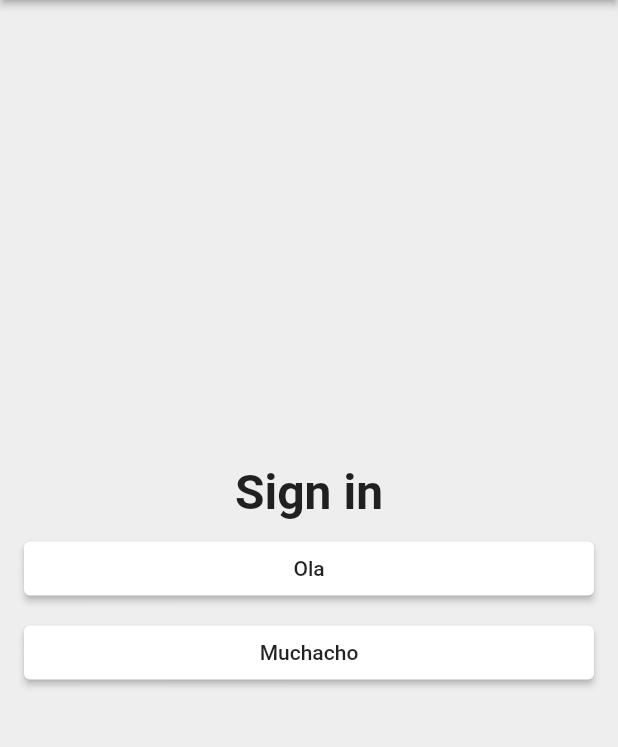
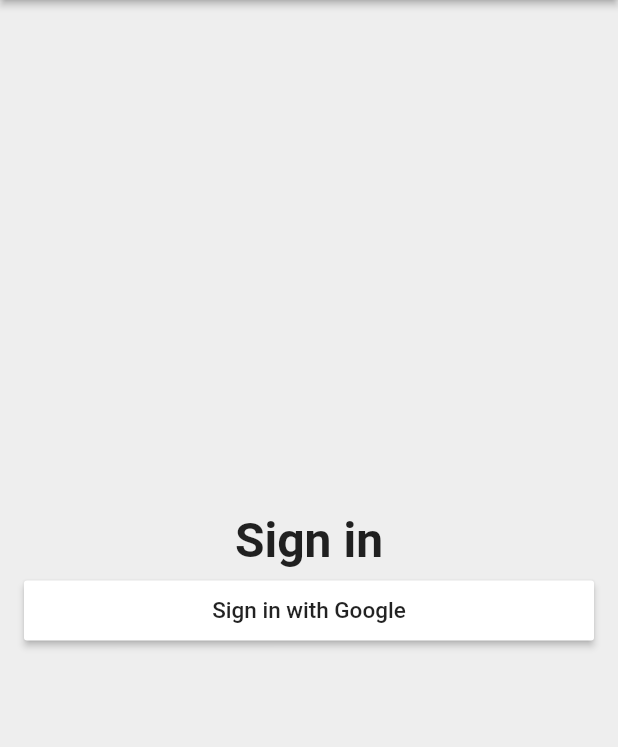
Before and after one commit to anhle1476/flutter-time-tracker, a Flutter app: the screen it shows after launch, on a phone screen of 412 x 824 dp, the part 84-831 px from its top. Run offline on Flutter 3.47's test engine with Material 2 defaults, Android fonts, the phone set to English and light mode, and no system bars.

Commit message:
extract sign-in button to new widget

```diff
--- /dev/null
+++ b/lib/app/sign_in/sign_in_button.dart
@@ -0,0 +1,22 @@
+import 'package:flutter/material.dart';
+import 'package:time_tracker_flutter_course/common_widgets/custom_raised_button.dart';
+
+class SignInButton extends CustomRaisedButton {
+  SignInButton({
+    Key? key,
+    required final String text,
+    required VoidCallback onPressed,
+    Color backgroundColor = Colors.white,
+    Color textColor = Colors.black87,
+  }) : super(
+          key: key,
+          child: Text(
+            text,
+            style: TextStyle(color: textColor, fontSize: 15),
+          ),
+          onPressed: onPressed,
+          backgroundColor: backgroundColor,
+          borderRadius: 2.0,
+          height: 40,
+        );
+}
--- a/lib/app/sign_in/sign_in_page.dart
+++ b/lib/app/sign_in/sign_in_page.dart
@@ -1,4 +1,5 @@
 import 'package:flutter/material.dart';
+import 'package:time_tracker_flutter_course/app/sign_in/sign_in_button.dart';
 
 class SignInPage extends StatelessWidget {
   const SignInPage({Key? key}) : super(key: key);
@@ -29,28 +30,12 @@ class SignInPage extends StatelessWidget {
             style: TextStyle(fontSize: 32.0, fontWeight: FontWeight.w600),
           ),
           const SizedBox(height: 8.0),
-          _buildSignInBtn('Ola'),
-          const SizedBox(height: 8.0),
-          _buildSignInBtn('Muchacho'),
+          SignInButton(
+            text: 'Sign in with Google',
+            onPressed: () {},
+          ),
         ],
       ),
     );
   }
-
-  Widget _buildSignInBtn(String text, {Color bgColor = Colors.white}) {
-    return ElevatedButton(
-      child: Text(text, style: const TextStyle(color: Colors.black87)),
-      onPressed: () => {},
-      style: ButtonStyle(
-        backgroundColor: MaterialStateColor.resolveWith((states) => bgColor),
-        shape: MaterialStateProperty.all(
-          const RoundedRectangleBorder(
-            borderRadius: BorderRadius.all(
-              Radius.circular(4.0),
-            ),
-          ),
-        ),
-      ),
-    );
-  }
 }
```
Also changed, not shown: lib/common_widgets/custom_raised_button.dart (added, +40 -0 lines).
